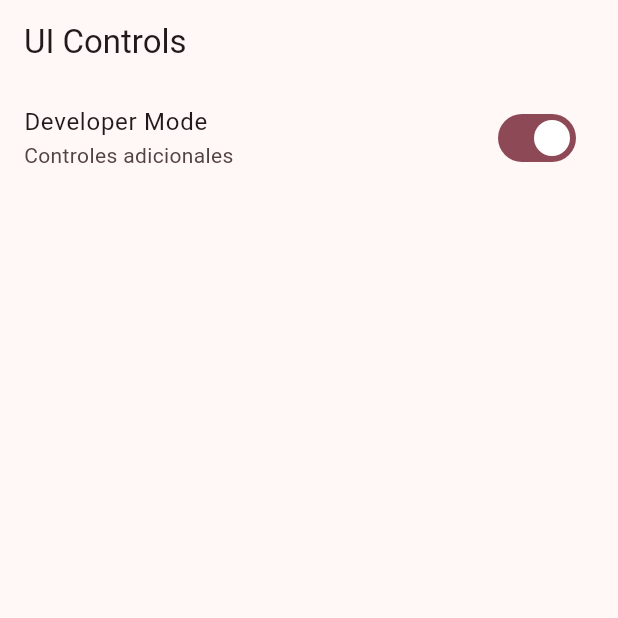
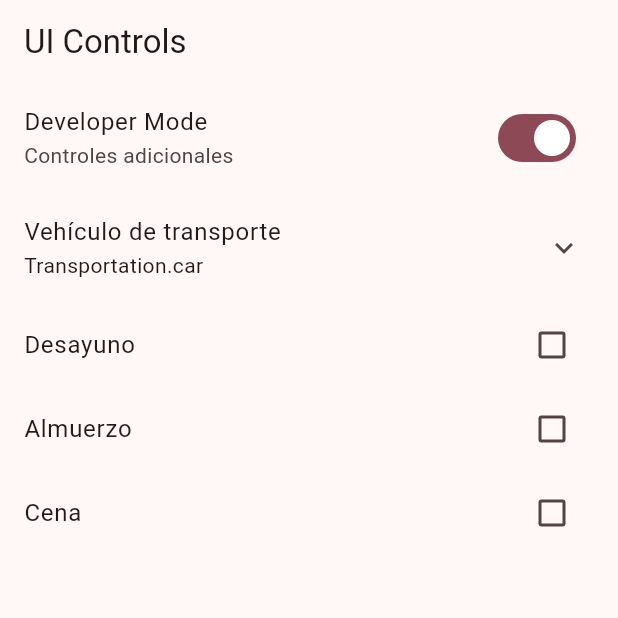
Before and after one commit to EmirMaya/widgets_app, a Flutter app: the UiControlsScreen screen opened by its route, on a phone screen of 412 x 824 dp, the top half of it. Run offline on Flutter 3.47's test engine with Material 3 defaults, Android fonts, the phone set to English and light mode, and no system bars; our stand-ins replace go_router.

Commit message:
Agregando mas ui-controls

```diff
--- a/lib/presentation/screens/ui_controls/ui_controls_screen.dart
+++ b/lib/presentation/screens/ui_controls/ui_controls_screen.dart
@@ -23,9 +23,14 @@ class _UiControlsView extends StatefulWidget {
   State<_UiControlsView> createState() => _UiControlsViewState();
 }
 
+enum Transportation { car, plane, boat, submarine }
+
 class _UiControlsViewState extends State<_UiControlsView> {
   bool isDeveloper = true;
-
+  Transportation selectedTransportation = Transportation.car;
+  bool wantsBreakfast = false;
+  bool wantsLunch = false;
+  bool wantsDinner = false;
   @override
   Widget build(BuildContext context) {
     return ListView(
@@ -34,8 +39,66 @@ class _UiControlsViewState extends State<_UiControlsView> {
         SwitchListTile(
             title: const Text('Developer Mode'),
             subtitle: const Text('Controles adicionales'),
-            value: true,
-            onChanged: (value) {})
+            value: isDeveloper,
+            onChanged: (value) => setState(() {
+                  isDeveloper = !isDeveloper;
+                })),
+        ExpansionTile(
+          title: const Text('Vehículo de transporte'),
+          subtitle: Text('$selectedTransportation'),
+          children: [
+            RadioListTile(
+                title: const Text('By car'),
+                subtitle: const Text('Viajar en auto'),
+                value: Transportation.car,
+                groupValue: selectedTransportation,
+                onChanged: (value) => setState(() {
+                      selectedTransportation = Transportation.car;
+                    })),
+            RadioListTile(
+                title: const Text('By boat'),
+                subtitle: const Text('Viajar en bote'),
+                value: Transportation.boat,
+                groupValue: selectedTransportation,
+                onChanged: (value) => setState(() {
+                      selectedTransportation = Transportation.boat;
+                    })),
+            RadioListTile(
+                title: const Text('By plane'),
+                subtitle: const Text('Viajar en avión'),
+                value: Transportation.plane,
+                groupValue: selectedTransportation,
+                onChanged: (value) => setState(() {
+                      selectedTransportation = Transportation.plane;
+                    })),
+            RadioListTile(
+                title: const Text('By submarine'),
+                subtitle: const Text('Viajar en submarino'),
+                value: Transportation.submarine,
+                groupValue: selectedTransportation,
+                onChanged: (value) => setState(() {
+                      selectedTransportation = Transportation.submarine;
+                    })),
+          ],
+        ),
+        CheckboxListTile(
+            title: const Text('Desayuno'),
+            value: wantsBreakfast,
+            onChanged: (value) => setState(() {
+                  wantsBreakfast = !wantsBreakfast;
+                })),
+        CheckboxListTile(
+            title: const Text('Almuerzo'),
+            value: wantsLunch,
+            onChanged: (value) => setState(() {
+                  wantsBreakfast = !wantsLunch;
+                })),
+        CheckboxListTile(
+            title: const Text('Cena'),
+            value: wantsDinner,
+            onChanged: (value) => setState(() {
+                  wantsBreakfast = !wantsDinner;
+                })),
       ],
     );
   }
```
